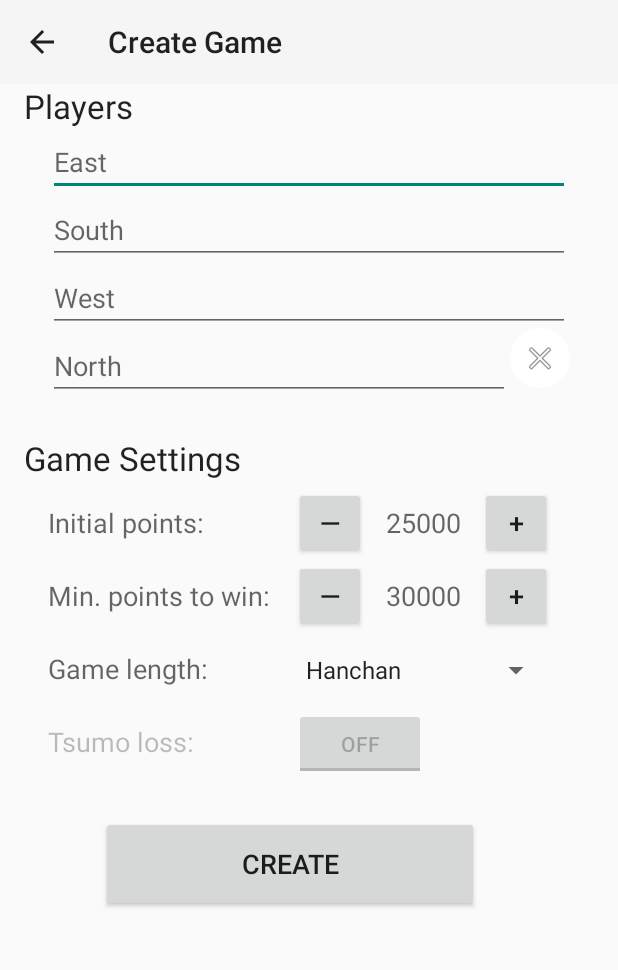
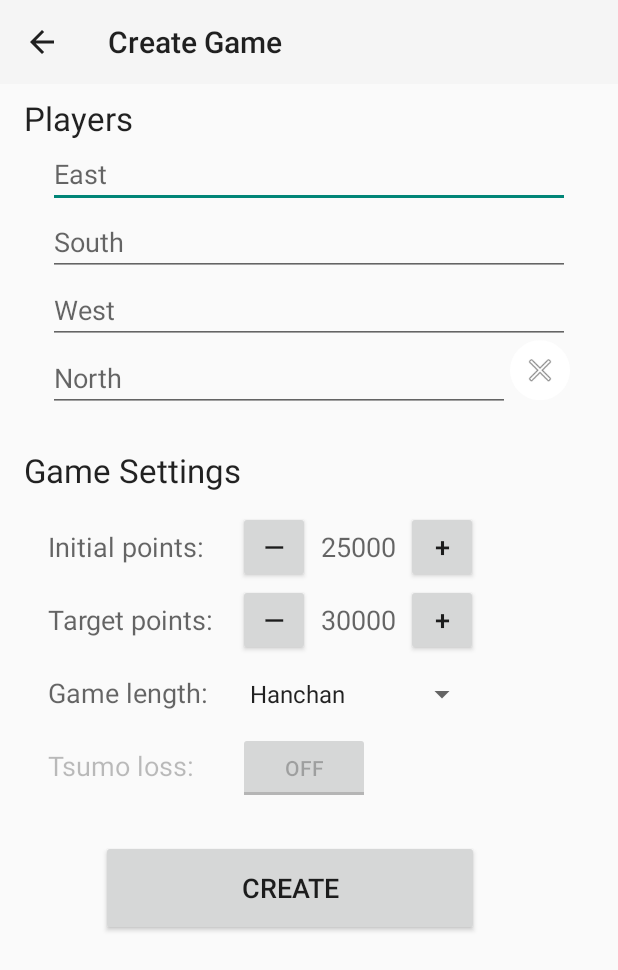
Before and after one commit to NaxHPL/RiichiCompanion, an Android app: the CreateGameActivity screen opened directly, with no data from a screen before it, on a phone screen of 412 x 824 dp. Shown: the top 970 px of the screen. Run offline under Robolectric (Android 15) with nearby library versions, the phone set to English and light mode, and no system bars.

Commit message:
Changed "Min. points to win" to "Target points"

```diff
--- a/RiichiCompanion/app/src/main/res/layout/activity_create_game.xml
+++ b/RiichiCompanion/app/src/main/res/layout/activity_create_game.xml
@@ -79,6 +79,7 @@
         android:layout_width="wrap_content"
         android:layout_height="wrap_content"
         android:layout_marginStart="16dp"
+        android:layout_marginTop="8dp"
         android:fontFamily="sans-serif"
         android:text="Players"
         android:textAppearance="@style/TextAppearance.AppCompat.Large"
@@ -102,7 +103,7 @@
         android:layout_width="wrap_content"
         android:layout_height="wrap_content"
         android:layout_marginStart="32dp"
-        android:layout_marginTop="16dp"
+        android:layout_marginTop="24dp"
         android:text="Initial points:"
         android:textAppearance="@style/TextAppearance.AppCompat.Medium"
         app:layout_constraintStart_toStartOf="parent"
@@ -110,7 +111,7 @@
 
     <TextView
         android:id="@+id/tvInitialPoints"
-        android:layout_width="76dp"
+        android:layout_width="64dp"
         android:layout_height="24dp"
         android:text="25000"
         android:textAlignment="center"
@@ -146,7 +147,7 @@
         android:layout_height="wrap_content"
         android:layout_marginStart="32dp"
         android:layout_marginTop="24dp"
-        android:text="Min. points to win:"
+        android:text="Target points:"
         android:textAppearance="@style/TextAppearance.AppCompat.Medium"
         app:layout_constraintStart_toStartOf="parent"
         app:layout_constraintTop_toBottomOf="@+id/tvInitialPointsLabel" />
@@ -176,7 +177,7 @@
 
     <TextView
         android:id="@+id/tvMinPointsToWin"
-        android:layout_width="76dp"
+        android:layout_width="64dp"
         android:layout_height="24dp"
         android:text="30000"
         android:textAlignment="center"
```
